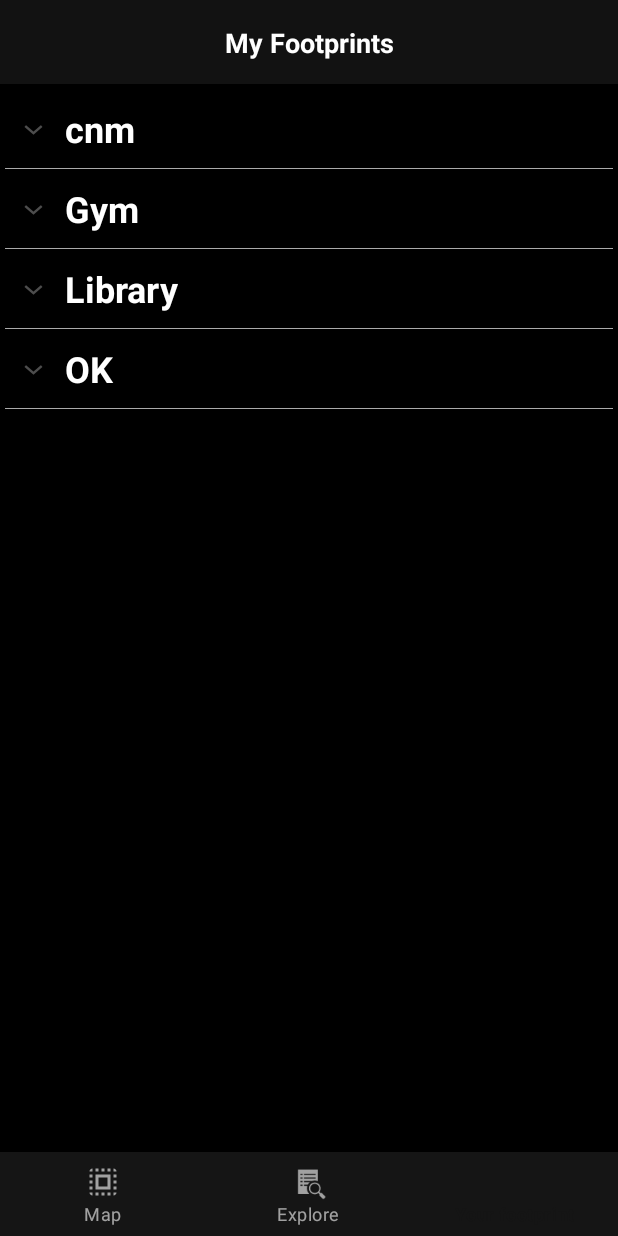
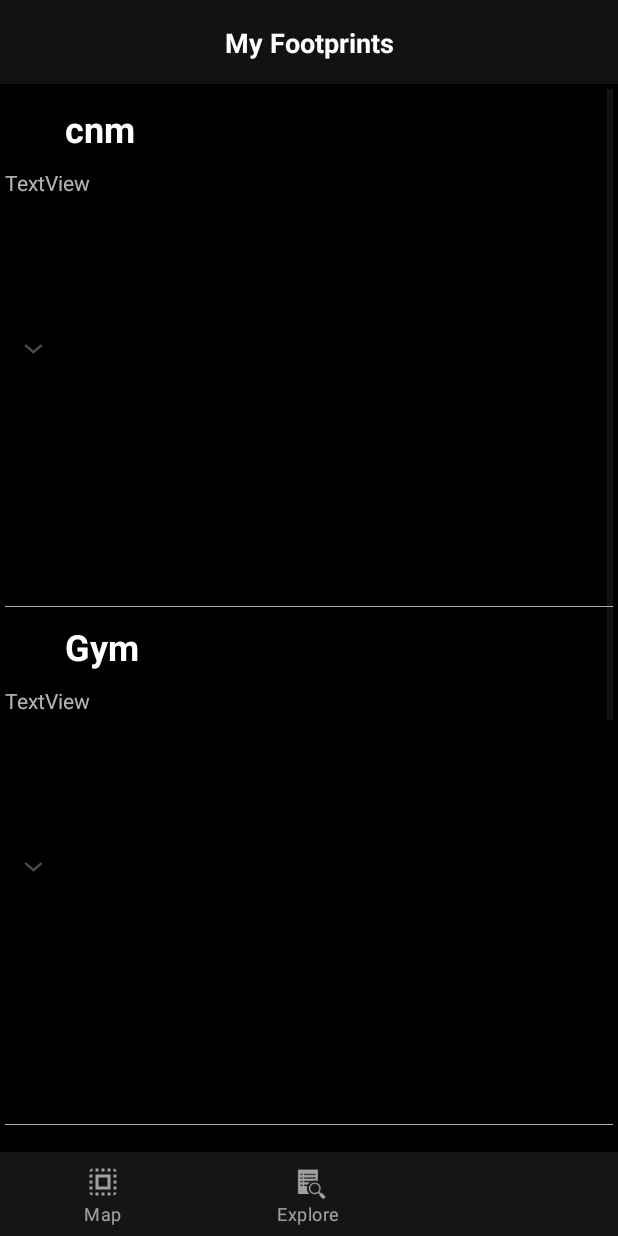
Before and after one commit to tiandi111/FootPrint, an Android app: the Yourfootprint_Index screen opened directly, with no data from a screen before it, on a phone screen of 412 x 824 dp. Run offline under Robolectric (Android 15) with nearby library versions, the phone set to English and light mode, and no system bars.

```diff
--- a/app/build.gradle
+++ b/app/build.gradle
@@ -23,7 +23,8 @@ android {
 }
 
 dependencies {
-    implementation fileTree(include: ['*.jar'], dir: 'libs')
+    implementation fileTree(dir: 'libs', include: '*.jar')
+//    implementation fileTree(include: ['*.jar'], dir: 'libs')
     implementation 'com.android.support:appcompat-v7:28.0.0'
     implementation 'com.google.android.gms:play-services-maps:16.0.0'
     implementation 'com.google.android.gms:play-services-location:16.0.0'
--- a/app/src/main/AndroidManifest.xml
+++ b/app/src/main/AndroidManifest.xml
@@ -49,6 +49,10 @@
         </activity>
 
         <activity
+            android:name=".ShowFootprintTest">
+        </activity>
+
+        <activity
             android:name=".Yourfootprint_Index">
         </activity>
 
--- a/app/src/main/java/com/example/lockdown/Maps_Activity.java
+++ b/app/src/main/java/com/example/lockdown/Maps_Activity.java
@@ -256,6 +256,7 @@ public class Maps_Activity extends AppCompatActivity
 
     private void bottom_navigation_init() {
         Intent intent_toInd = new Intent(Maps_Activity.this, Yourfootprint_Index.class);
+        Intent intentExplore = new Intent(Maps_Activity.this, ShowFootprintTest.class);
         BottomNavigationView bottomNV = (BottomNavigationView) findViewById(R.id.bottom_navigation);
         bottomNV.setOnNavigationItemSelectedListener(new BottomNavigationView.OnNavigationItemSelectedListener() {
             @Override
@@ -264,6 +265,7 @@ public class Maps_Activity extends AppCompatActivity
                     case R.id.navigation_map:
                         return true;
                     case R.id.navigation_explore:
+                        startActivity(intentExplore);
                         return true;
                     case R.id.navigation_yourfootprint:
                         startActivity(intent_toInd);
--- a/app/src/main/java/com/example/lockdown/database/FootprintDao.java
+++ b/app/src/main/java/com/example/lockdown/database/FootprintDao.java
@@ -1,5 +1,6 @@
 package com.example.lockdown.database;
 
+import android.arch.lifecycle.LiveData;
 import android.arch.persistence.room.Dao;
 import android.arch.persistence.room.Delete;
 import android.arch.persistence.room.Insert;
@@ -15,7 +16,6 @@ public interface FootprintDao {
     List<Footprint> loadAllIdAndTitle();
 
     @Query("select * from Footprint where id = :id")
-
     Footprint loadFpById(long id);
 
     @Insert(onConflict = OnConflictStrategy.REPLACE)
@@ -30,4 +30,8 @@ public interface FootprintDao {
     @Query("SELECT MAX(id) from Footprint LIMIT 1")
     long getMaxId();
 
+    // R
+    @Query("SELECT * FROM Footprint")
+    LiveData<List<Footprint>> findAllFootprints();
+
 }
--- a/app/src/main/res/layout/list_group.xml
+++ b/app/src/main/res/layout/list_group.xml
@@ -13,4 +13,11 @@
         android:paddingBottom="10dp"
         android:textColor="@android:color/white"
         android:textSize="24sp" />
+
+    <TextView
+        android:id="@+id/fpView"
+        android:layout_width="match_parent"
+        android:layout_height="292dp"
+        android:text="TextView"
+        android:visibility="visible" />
 </LinearLayout>
```
Also changed, not shown: app/src/main/java/com/example/lockdown/ShowFootprintTest.java (added, +52 -0 lines), app/src/main/java/com/example/lockdown/ShowFootprintViewModel.java (added, +33 -0 lines), app/src/main/java/com/example/lockdown/network/NetworkRequestHandler.java (+9 -5 lines).
